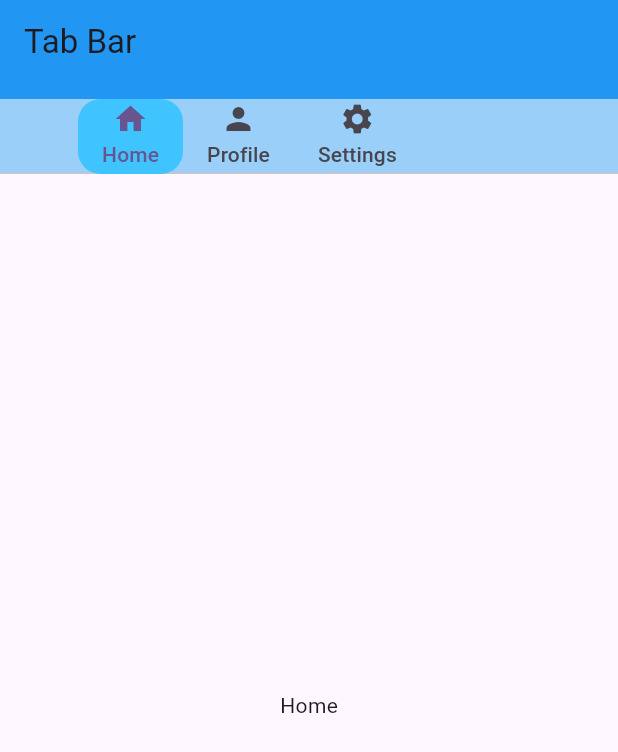
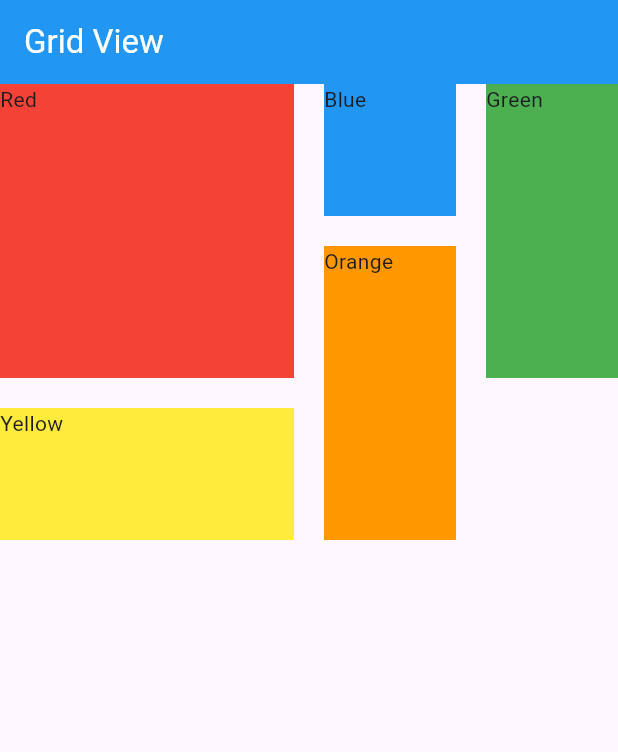
Before and after one commit to AbRehman536/Flutter_sec_10, a Flutter app: the screen it shows after launch, on a phone screen of 412 x 824 dp. Shown: the top 752 px of the screen. Run offline on Flutter 3.47's test engine with Material 3 defaults, Android fonts, the phone set to English and light mode, and no system bars; our stand-ins replace curved_navigation_bar, smooth_page_indicator.

Commit message:
Grid View  done

```diff
--- /dev/null
+++ b/lib/gridview_basic.dart
@@ -0,0 +1,37 @@
+import 'package:flutter/material.dart';
+
+class GridviewBasic extends StatelessWidget {
+  const GridviewBasic({super.key});
+
+  @override
+  Widget build(BuildContext context) {
+    return Scaffold(
+      appBar: AppBar(
+        title: Text("Grid View"),
+        backgroundColor: Colors.blue,
+        foregroundColor: Colors.white,
+      ),
+      body: GridView.count(
+          crossAxisCount: 2,
+          mainAxisSpacing: 20,
+          crossAxisSpacing: 20,
+        padding: EdgeInsets.all(20),
+        children: [
+          Container(color: Colors.red,child: Column(
+            mainAxisAlignment: MainAxisAlignment.center,
+          crossAxisAlignment: CrossAxisAlignment.start,
+          children: [
+            Text("Red"),
+            Text("Red"),
+            Text("Red"),
+            Text("Red"),
+            Text("Red"),
+          ],),),
+          Container(color: Colors.yellow,),
+          Container(color: Colors.green,),
+          Container(color: Colors.blue,),
+        ],
+      ),
+    );
+  }
+}
--- /dev/null
+++ b/lib/gridview_staggered.dart
@@ -0,0 +1,54 @@
+import 'package:flutter/material.dart';
+import 'package:flutter_staggered_grid_view/flutter_staggered_grid_view.dart';
+
+class GridviewStaggered extends StatelessWidget {
+  const GridviewStaggered({super.key});
+
+  @override
+  Widget build(BuildContext context) {
+    return Scaffold(
+      appBar: AppBar(
+        title: Text("Grid View"),
+        backgroundColor: Colors.blue,
+        foregroundColor: Colors.white,
+      ),
+      body: StaggeredGrid.count(
+          crossAxisCount: 4,
+          mainAxisSpacing: 20,
+        crossAxisSpacing: 20,
+        children: [
+          StaggeredGridTile.count(
+              crossAxisCellCount: 2,
+              mainAxisCellCount: 2,
+              child: Container(
+                  color: Colors.red,
+                  child: Text("Red")),),
+          StaggeredGridTile.count(
+              crossAxisCellCount: 1,
+              mainAxisCellCount: 1,
+              child: Container(
+                  color: Colors.blue,
+                  child: Text("Blue")),),
+          StaggeredGridTile.count(
+              crossAxisCellCount: 1,
+              mainAxisCellCount: 2,
+              child: Container(
+                color: Colors.green,
+                  child: Text("Green")),),
+          StaggeredGridTile.count(
+              crossAxisCellCount: 2,
+              mainAxisCellCount: 1,
+              child: Container(
+                  color: Colors.yellow,
+                  child: Text("Yellow")),),
+          StaggeredGridTile.count(
+              crossAxisCellCount: 1,
+              mainAxisCellCount: 2,
+              child: Container(
+                  color: Colors.orange,
+                  child: Text("Orange")),),
+        ],
+      )
+    );
+  }
+}
--- a/lib/main.dart
+++ b/lib/main.dart
@@ -3,6 +3,9 @@ import 'package:flutter_sec_10/assets_images.dart';
 import 'package:flutter_sec_10/bottombar_demo.dart';
 import 'package:flutter_sec_10/curved_bottombar_demo.dart';
 import 'package:flutter_sec_10/floating_action_button.dart';
+import 'package:flutter_sec_10/gridview_basic.dart';
+import 'package:flutter_sec_10/gridview_builder.dart';
+import 'package:flutter_sec_10/gridview_staggered.dart';
 import 'package:flutter_sec_10/listview_demo.dart';
 import 'package:flutter_sec_10/login_form.dart';
 import 'package:flutter_sec_10/multiple_selection.dart';
@@ -45,7 +48,7 @@ class MyApp extends StatelessWidget {
         // tested with just a hot reload.
         colorScheme: ColorScheme.fromSeed(seedColor: Colors.deepPurple),
       ),
-      home: TabBarDemo(),
+      home: GridviewStaggered(),
     );
   }
 }
--- a/pubspec.yaml
+++ b/pubspec.yaml
@@ -36,6 +36,7 @@ dependencies:
   cupertino_icons: ^1.0.8
   smooth_page_indicator: ^1.2.1
   curved_navigation_bar: ^1.0.6
+  flutter_staggered_grid_view: ^0.7.0
 
 dev_dependencies:
   flutter_test:
```
Also changed, not shown: lib/gridview_builder.dart (added, +34 -0 lines), pubspec.lock.
